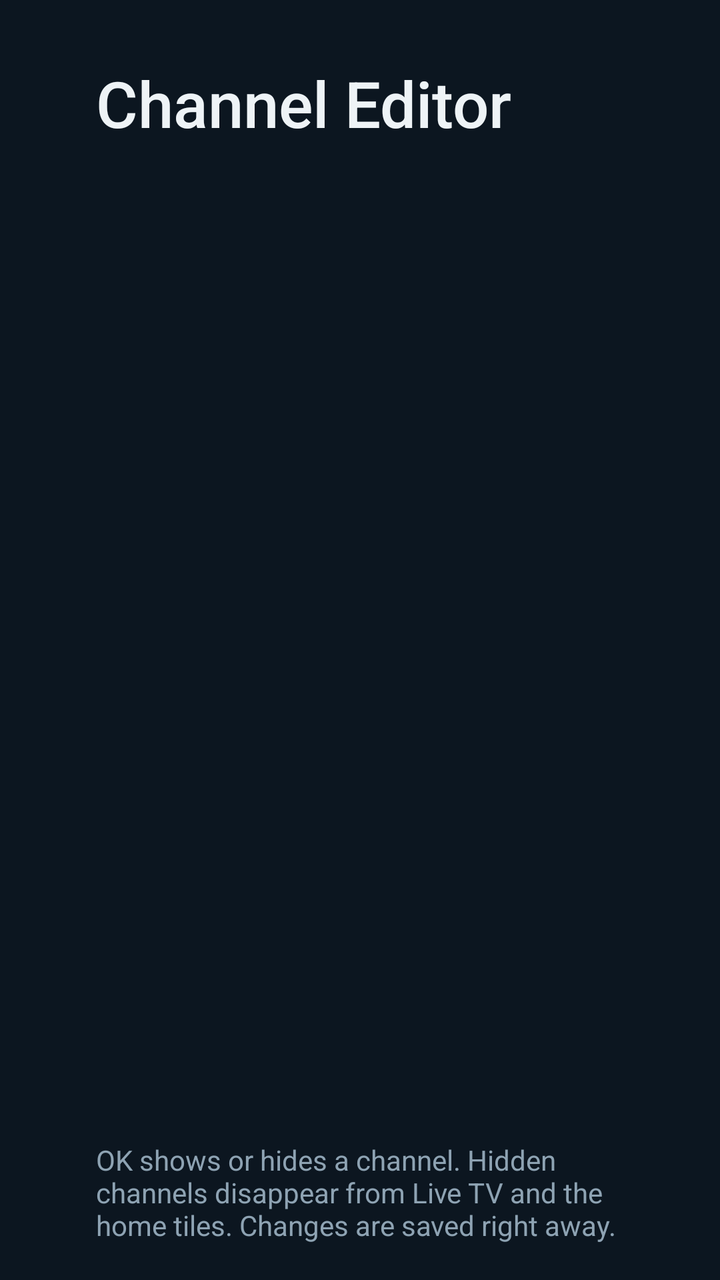
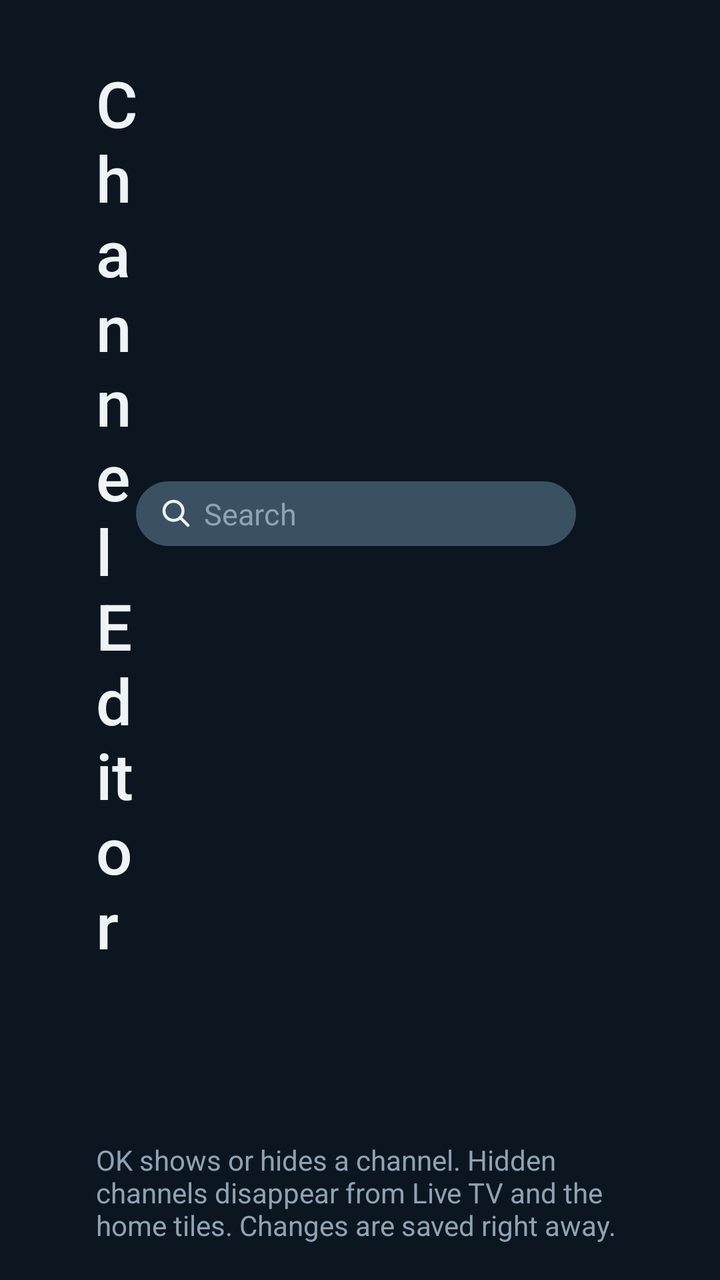

An Android layout rendered at two revisions. The XML below is the earlier revision; the diff shows what the commit changed to produce the second picture.
<!-- AndroidManifest.xml: application theme Theme.VaniseTV -->
<!-- res/layout/activity_editor.xml -->
<?xml version="1.0" encoding="utf-8"?>
<LinearLayout xmlns:android="http://schemas.android.com/apk/res/android"
    android:layout_width="match_parent"
    android:layout_height="match_parent"
    android:background="@color/bg"
    android:orientation="vertical"
    android:paddingStart="48dp"
    android:paddingTop="30dp"
    android:paddingEnd="48dp"
    android:paddingBottom="18dp">

    <LinearLayout
        android:layout_width="match_parent"
        android:layout_height="wrap_content"
        android:baselineAligned="true"
        android:orientation="horizontal">

        <TextView
            android:layout_width="0dp"
            android:layout_height="wrap_content"
            android:layout_weight="1"
            android:fontFamily="sans-serif-medium"
            android:text="@string/channel_editor"
            android:textColor="@color/fg"
            android:textSize="32sp" />

        <TextView
            android:id="@+id/count"
            android:layout_width="wrap_content"
            android:layout_height="wrap_content"
            android:textColor="@color/muted"
            android:textSize="17sp" />
    </LinearLayout>

    <androidx.recyclerview.widget.RecyclerView
        android:id="@+id/list"
        android:layout_width="match_parent"
        android:layout_height="0dp"
        android:layout_marginTop="18dp"
        android:layout_weight="1"
        android:clipToPadding="false"
        android:padding="4dp" />

    <TextView
        android:layout_width="match_parent"
        android:layout_height="wrap_content"
        android:layout_marginTop="10dp"
        android:text="@string/editor_hint"
        android:textColor="@color/muted"
        android:textSize="14sp" />
</LinearLayout>
<!-- resources referenced by this layout -->
<resources>
  <color name="bg">#0C1620</color>
  <color name="fg">#EEF3F6</color>
  <color name="muted">#8EA3B3</color>
  <string name="channel_editor">Channel Editor</string>
  <string name="editor_hint">OK shows or hides a channel. Hidden channels disappear from Live TV and the home tiles. Changes are saved right away.</string>
  <style name="Theme.VaniseTV" parent="@android:style/Theme.Material.NoActionBar.Fullscreen">
          <item name="android:windowBackground">@color/bg</item>
          <item name="android:colorAccent">@color/focus</item>
          <item name="android:textColor">@color/fg</item>
          <item name="android:soundEffectsEnabled">false</item>
      </style>
  <color name="focus">#F5B83D</color>
</resources>

<!-- the commit's change to res/layout/activity_editor.xml (unified diff, before → after) -->
@@ -12,7 +12,7 @@
     <LinearLayout
         android:layout_width="match_parent"
         android:layout_height="wrap_content"
-        android:baselineAligned="true"
+        android:gravity="center_vertical"
         android:orientation="horizontal">
 
         <TextView
@@ -24,13 +24,43 @@
             android:textColor="@color/fg"
             android:textSize="32sp" />
 
+        
+        <EditText
+            android:id="@+id/search"
+            android:layout_width="220dp"
+            android:layout_height="wrap_content"
+            android:background="@drawable/bg_chip"
+            android:drawableStart="@drawable/ic_search"
+            android:drawablePadding="6dp"
+            android:hint="@string/search_hint"
+            android:imeOptions="actionSearch|flagNoExtractUi|flagNoFullscreen"
+            android:inputType="text|textNoSuggestions"
+            android:maxLines="1"
+            android:paddingStart="12dp"
+            android:paddingTop="6dp"
+            android:paddingEnd="12dp"
+            android:paddingBottom="6dp"
+            android:textColor="@color/fg"
+            android:textColorHint="@color/muted"
+            android:textSize="15sp" />
+
         <TextView
             android:id="@+id/count"
             android:layout_width="wrap_content"
             android:layout_height="wrap_content"
+            android:layout_marginStart="24dp"
             android:textColor="@color/muted"
             android:textSize="17sp" />
     </LinearLayout>
+
+    <TextView
+        android:id="@+id/empty"
+        android:layout_width="match_parent"
+        android:layout_height="wrap_content"
+        android:layout_marginTop="24dp"
+        android:textColor="@color/muted"
+        android:textSize="17sp"
+        android:visibility="gone" />
 
     <androidx.recyclerview.widget.RecyclerView
         android:id="@+id/list"
<!-- resource entries referenced after the edit -->
@@ -3,8 +3,20 @@
   <color name="bg">#0C1620</color>
   <color name="fg">#EEF3F6</color>
   <color name="muted">#8EA3B3</color>
+  <!-- drawable bg_chip (drawable) -->
+  <?xml version="1.0" encoding="utf-8"?>
+  <selector xmlns:android="http://schemas.android.com/apk/res/android">
+      <item android:state_focused="true"><shape><solid android:color="#516B7E" /><corners android:radius="20dp" /><stroke android:width="2dp" android:color="@color/focus" /></shape></item>
+      <item><shape><solid android:color="#3A5162" /><corners android:radius="20dp" /></shape></item>
+  </selector>
+  <!-- drawable ic_search (drawable) -->
+  <vector xmlns:android="http://schemas.android.com/apk/res/android" android:width="16dp" android:height="16dp" android:viewportWidth="64" android:viewportHeight="64">
+      <path android:strokeColor="#EEF3F6" android:strokeWidth="6" android:strokeLineCap="round" android:fillColor="#00000000"
+          android:pathData="M27,8a19,19 0,1 1,0 38a19,19 0,1 1,0 -38M41,41l15,15" />
+  </vector>
   <string name="channel_editor">Channel Editor</string>
   <string name="editor_hint">OK shows or hides a channel. Hidden channels disappear from Live TV and the home tiles. Changes are saved right away.</string>
+  <string name="search_hint">Search</string>
   <style name="Theme.VaniseTV" parent="@android:style/Theme.Material.NoActionBar.Fullscreen">
           <item name="android:windowBackground">@color/bg</item>
           <item name="android:colorAccent">@color/focus</item>
